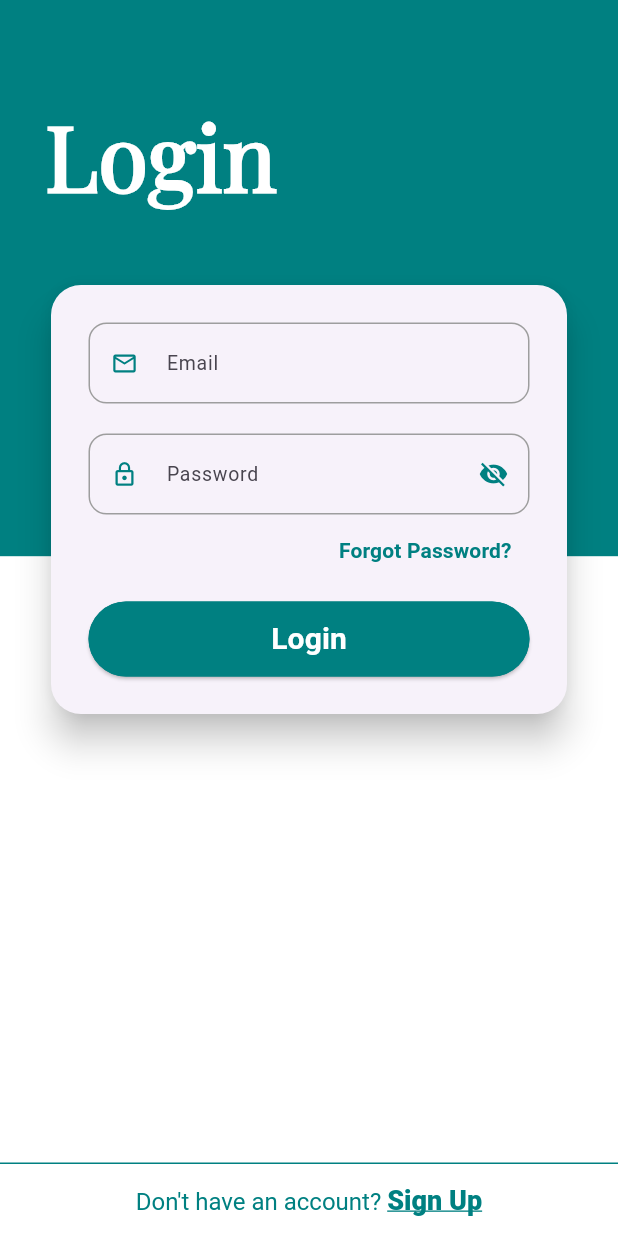
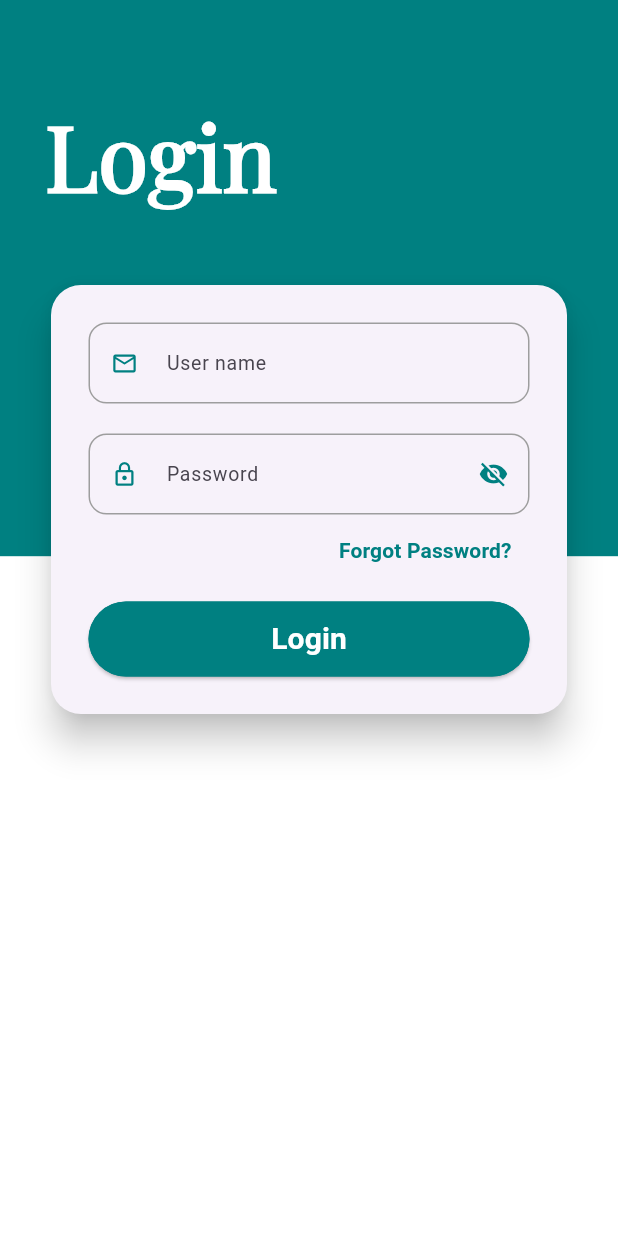
Before and after one commit to hnank348/flowva_school, a Flutter app: the screen it shows after launch, after a tap on "Login", on a phone screen of 412 x 824 dp. Run offline on Flutter 3.47's test engine with Material 3 defaults, Android fonts, the light colour scheme and no system bars; our stand-ins replace dio.

Commit message:
Refactor code

```diff
--- a/lib/view/auth/login/login_view.dart
+++ b/lib/view/auth/login/login_view.dart
@@ -1,3 +1,4 @@
+import 'package:flowva_school/view/auth/otp_view.dart';
 import 'package:flutter/material.dart';
 import '../../../app_theme.dart';
 import '../../../services/auth/login_services.dart';
@@ -104,9 +105,9 @@ class _LoginScreenState extends State<LoginScreen> {
                             children: [
                               CustomTextField(
                                 controller: _emailController,
-                                hintText: "Email",
+                                hintText: "User name",
                                 decoration: FieldStyles.authInputDecoration(
-                                  label: "Email",
+                                  label: "User name",
                                   icon: Icons.email_outlined,
                                 ),
                               ),
@@ -126,7 +127,7 @@ class _LoginScreenState extends State<LoginScreen> {
                               Align(
                                 alignment: Alignment.centerRight,
                                 child: TextButton(
-                                  onPressed: () => Navigator.push(context, MaterialPageRoute(builder: (_) => ForgetPasswordScreen())),
+                                  onPressed: () => Navigator.push(context, MaterialPageRoute(builder: (_) => OtpScreen())),
                                   child: const Text(
                                     "Forgot Password?",
                                     style: TextStyle(color: AppColors.primaryTeal, fontWeight: FontWeight.bold),
@@ -155,20 +156,20 @@ class _LoginScreenState extends State<LoginScreen> {
           ),
 
           // 3. التذييل (Footer)
-          Align(
-            alignment: Alignment.bottomCenter,
-            child: Footer(
-              leadingText: "Don't have an account? ",
-              actionText: "Sign Up",
-              backgroundColor: Colors.white,
-              textColor: AppColors.primaryTeal,
-              dividerColor: AppColors.primaryTeal,
-              onPressed: () => Navigator.push(
-                context,
-                MaterialPageRoute(builder: (_) => SignUpScreen()),
-              ),
-            ),
-          ),
+          // Align(
+          //   alignment: Alignment.bottomCenter,
+          //   child: Footer(
+          //     leadingText: "Don't have an account? ",
+          //     actionText: "Sign Up",
+          //     backgroundColor: Colors.white,
+          //     textColor: AppColors.primaryTeal,
+          //     dividerColor: AppColors.primaryTeal,
+          //     onPressed: () => Navigator.push(
+          //       context,
+          //       MaterialPageRoute(builder: (_) => SignUpScreen()),
+          //     ),
+          //   ),
+          // ),
         ],
       ),
     );
--- a/lib/view/auth/login/reset_password_view.dart
+++ b/lib/view/auth/login/reset_password_view.dart
@@ -29,9 +29,9 @@ class ResetPasswordScreen extends StatelessWidget {
                 "Password Reset",
                 style: TextStyle(
                   color: AppColors.primaryTeal,
-                  fontSize: 40,
+                  fontSize: 45,
                   fontWeight: FontWeight.bold,
-                  fontFamily: 'PurplePurse',
+                  fontFamily: 'GoogleSans',
                 ),
               ),
 
--- a/lib/view/splash/welcome_view.dart
+++ b/lib/view/splash/welcome_view.dart
@@ -21,7 +21,7 @@ class WelcomeView extends StatelessWidget {
               Row(
                 mainAxisAlignment: MainAxisAlignment.spaceBetween,
                 children: [
-                  Image.asset('assets/Images/logo.png', width: 100, height: 100),
+                  Image.asset('assets/Images/logo.png', width: 110, height: 110),
                   Text(
                     "FLOWVA",
                     style: TextStyle(
@@ -34,7 +34,7 @@ class WelcomeView extends StatelessWidget {
                 ],
               ),
 
-              Image.asset('assets/Images/welcome.png', height: 250),
+              Image.asset('assets/Images/welcome.png', height: 300),
 
               Text(
                   "WELCOME TO FLOWVA",
@@ -59,7 +59,7 @@ class WelcomeView extends StatelessWidget {
                 ),
               ),
 
-             SizedBox(height:30),
+             SizedBox(height:40),
 
              Button(text: "Login",
                  color: AppColors.primaryTeal,
@@ -70,13 +70,13 @@ class WelcomeView extends StatelessWidget {
 
              SizedBox(height: AppSizes.paddingMedium),
 
-             Button(text: "Create an Account",
-                  color: Colors.white,
-                  colorText: AppColors.primaryTeal,
-                  colorOutline:AppColors.primaryTeal ,
-                  onPressed: (){ Navigator.push(context, MaterialPageRoute(builder: (BuildContext context) {
-                    return SignUpScreen();
-                  }));}),
+             // Button(text: "Create an Account",
+             //      color: Colors.white,
+             //      colorText: AppColors.primaryTeal,
+             //      colorOutline:AppColors.primaryTeal ,
+             //      onPressed: (){ Navigator.push(context, MaterialPageRoute(builder: (BuildContext context) {
+             //        return SignUpScreen();
+             //      }));}),
 
             ],
           ),
```
Also changed, not shown: lib/view/auth/otp_view.dart (+5 -5 lines).
